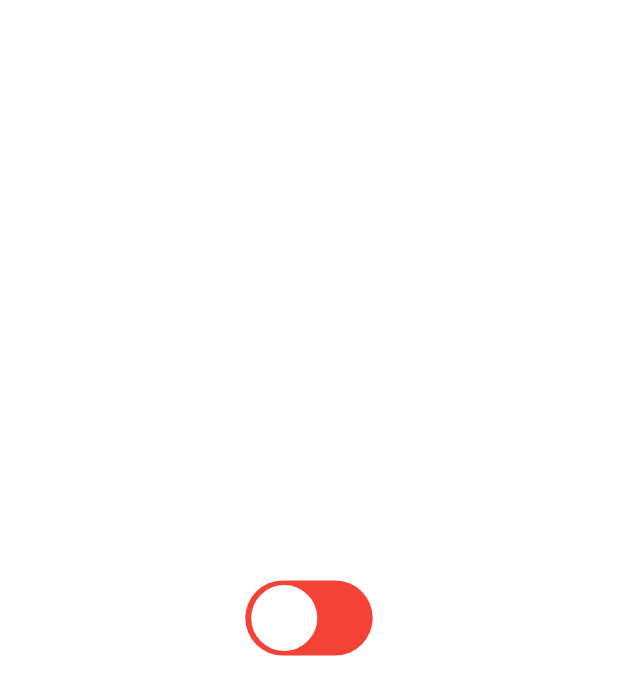
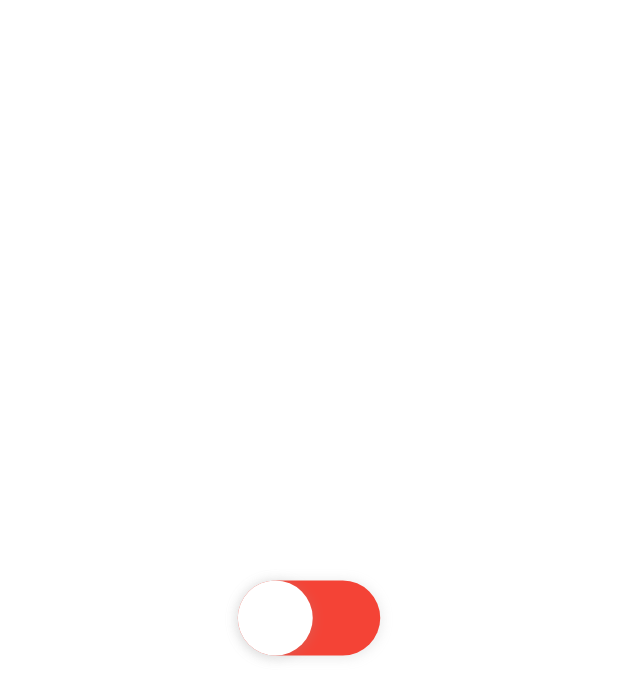
Before and after one commit to esentis/load_switch, a Flutter app: the screen it shows after launch, on a phone screen of 412 x 824 dp. Shown: the top 700 px of the screen. Run offline on Flutter 3.47's test engine with Material 2 defaults, Android fonts, the phone set to English and light mode, and no system bars.

Commit message:
♻️ ✨ Refactors & improves code

```diff
--- a/lib/load_switch.dart
+++ b/lib/load_switch.dart
@@ -8,32 +8,23 @@ class LoadSwitch extends StatefulWidget {
     required this.future,
     required this.onChange,
     required this.onTap,
-    this.width = 85,
+    this.width = 95,
     this.height = 50,
-    this.spinColor = Colors.blue,
-    this.spinStrokeWidth = 8,
-    this.falseColor = Colors.red,
-    this.trueColor = Colors.green,
-    this.neutralColor = Colors.grey,
-    this.thumbColorLoading = Colors.white,
-    this.thumbColorFalse = Colors.white,
-    this.thumbColorTrue = Colors.white,
-    this.thumbPadding = 2,
-    this.thumbBorderColor = Colors.white,
-    this.thumbBorderWidth = 1,
-    this.borderColor = Colors.transparent,
-    this.loadingBlurColor = Colors.grey,
-    this.loadingHasBlur = false,
-    this.loadingBlurRadius = 5,
-    this.loadingSpreadRadius = 5,
+    this.spinColor,
+    this.spinStrokeWidth = 2,
+    this.animationDuration,
+    this.thumbDecoration,
+    this.switchDecoration,
+    this.curveIn,
+    this.curveOut,
     Key? key,
   })  : assert(width >= height, "Width can't be less than the height."),
         super(key: key);
 
-  /// The width of the switch. Must be greater or equal to height.
+  /// The width of the switch. Must be greater or equal to height. Defaults to 95.
   final double width;
 
-  /// The height of the switch. Must be less or equal to width.
+  /// The height of the switch. Must be less or equal to width. Defaults to 50.
   final double height;
 
   /// The main [Future] with [bool] return type, which triggers when tapping the switch.
@@ -45,46 +36,7 @@ class LoadSwitch extends StatefulWidget {
   final double spinStrokeWidth;
 
   /// The color of the loading spinner.
-  final Color spinColor;
-
-  /// The background color of the switch on true state.
-  final Color trueColor;
-
-  /// The background color of the switch on false state.
-  final Color falseColor;
-
-  /// The thumb color of the switch when loading.
-  final Color thumbColorLoading;
-
-  /// The thumb color of the switch when on true state.
-  final Color thumbColorTrue;
-
-  /// The thumb color of the switch when on false state.
-  final Color thumbColorFalse;
-
-  /// The border color of the thumb.
-  final Color thumbBorderColor;
-
-  /// The width of thumb's border if border is present.
-  final double thumbBorderWidth;
-
-  /// The vertical padding of the thumb on idle state (true or false).
-  final double thumbPadding;
-
-  /// The blur color when loading if [loadingHasBlur].
-  final Color loadingBlurColor;
-
-  /// The blur radius if [loadingHasBlur].
-  final double loadingBlurRadius;
-
-  /// The spread radius if [loadingHasBlur].
-  final double loadingSpreadRadius;
-
-  /// The border color of the switch.
-  final Color borderColor;
-
-  /// The neutral color showing when the switch is loading. Defaults to Colors.grey[400].
-  final Color neutralColor;
+  final Color Function(bool value)? spinColor;
 
   /// The callback when [future] has finished loading. Returns the response [bool] of the [future].
   final Function(bool) onChange;
@@ -95,133 +47,122 @@ class LoadSwitch extends StatefulWidget {
   /// Current value of the switch.
   final bool value;
 
-  /// Whether to add a blur effect when loading.
-  final bool loadingHasBlur;
+  /// The duration of the switch animation. Defaults to 250ms.
+  final Duration? animationDuration;
+
+  /// The curve of the switch animation when going in loading state.
+  final Curve? curveIn;
+
+  /// The curve of the switch animation when going out loading state.
+  final Curve? curveOut;
+
+  /// The decoration of the thumb.
+  final Decoration Function(bool value)? switchDecoration;
+
+  /// The decoration of the thumb.
+  final Decoration Function(bool value)? thumbDecoration;
 
   @override
   State<LoadSwitch> createState() => _LoadSwitchState();
 }
 
 class _LoadSwitchState extends State<LoadSwitch> {
-  bool loading = false;
-  late bool value;
+  bool _loading = false;
+  bool _value = false;
 
-  late double currentWidth;
-  late double maxWidth;
-  late double minHeight;
   @override
   void initState() {
     super.initState();
-    value = widget.value;
-    minHeight = widget.height;
-    maxWidth = widget.width;
-    currentWidth = loading ? minHeight : maxWidth;
+    _value = widget.value;
+  }
+
+  Future<void> _handleToggle() async {
+    setState(() {
+      _loading = true;
+    });
+
+    _value = await widget.future.call();
+
+    setState(() {
+      _loading = false;
+    });
+
+    widget.onTap(_value);
   }
 
   @override
   Widget build(BuildContext context) {
+    final switchSize = widget.height;
+    final collapsedWidth = switchSize;
+    final expandedWidth = widget.width;
+    final curve = _loading
+        ? widget.curveIn ?? Curves.easeIn
+        : widget.curveOut ?? Curves.easeInOut;
+
     return GestureDetector(
-      onTap: loading
-          ? null
-          : () async {
-              widget.onTap(value);
-              currentWidth = minHeight;
-              loading = true;
-              // Toggling loading.
-              setState(() {});
-              // Waiting for the user's future to complete.
-              value = await widget.future.call();
-              currentWidth = maxWidth;
-              loading = false;
-              widget.onChange(value);
-              setState(() {});
-            },
+      onTap: _loading ? null : _handleToggle,
       child: AnimatedContainer(
-        width: currentWidth,
-        duration: const Duration(milliseconds: 250),
-        curve: Curves.easeInOutSine,
-        constraints: BoxConstraints(
-          maxWidth: maxWidth,
-          maxHeight: widget.height,
+        width: _loading ? collapsedWidth : expandedWidth,
+        height: switchSize,
+        duration: widget.animationDuration ?? const Duration(milliseconds: 250),
+        curve: curve,
+        decoration: widget.switchDecoration != null
+            ? widget.switchDecoration!(_value)
+            : BoxDecoration(
+                color: _value ? Colors.green : Colors.red,
+                borderRadius: BorderRadius.circular(switchSize / 2),
+                boxShadow: [
+                  BoxShadow(
+                    color: Colors.grey.withOpacity(0.2),
+                    blurRadius: 5,
+                    spreadRadius: 1,
+                    offset: const Offset(0, 1),
                   ),
-        decoration: BoxDecoration(
-          color: loading
-              ? widget.neutralColor
-              : value
-                  ? widget.trueColor
-                  : widget.falseColor,
-          borderRadius: BorderRadius.circular(360),
-          border: Border.all(
-            color: widget.borderColor,
-          ),
-          boxShadow: [
-            if (widget.loadingHasBlur)
-              BoxShadow(
-                blurRadius: loading ? widget.loadingBlurRadius : 0,
-                spreadRadius: loading ? widget.loadingSpreadRadius : 0,
-                color: widget.loadingBlurColor,
-                blurStyle: BlurStyle.normal,
-              )
                 ],
               ),
-        child: Center(
-          child: AnimatedAlign(
-            duration: Duration(milliseconds: loading ? 450 : 150),
-            curve: Curves.easeInOutSine,
-            alignment: loading
+        child: Stack(
+          children: [
+            AnimatedAlign(
+              alignment: _loading
                   ? Alignment.center
-                : value
+                  : _value
                       ? Alignment.centerRight
                       : Alignment.centerLeft,
-            child: AnimatedPadding(
-              duration: Duration(milliseconds: loading ? 450 : 150),
-              curve: Curves.easeInOut,
-              padding: EdgeInsets.symmetric(
-                vertical: loading ? 4 : widget.thumbPadding,
-                horizontal: loading ? 4 : 0,
+              duration:
+                  widget.animationDuration ?? const Duration(milliseconds: 250),
+              curve: curve,
+              child: Container(
+                width: switchSize,
+                height: switchSize,
+                decoration: widget.thumbDecoration != null
+                    ? widget.thumbDecoration!(_value)
+                    : BoxDecoration(
+                        color: Colors.white,
+                        shape: BoxShape.circle,
+                        boxShadow: [
+                          BoxShadow(
+                            color: Colors.grey.withOpacity(0.2),
+                            blurRadius: 5,
+                            spreadRadius: 1,
+                            offset: const Offset(0, 1),
                           ),
-              child: SizedBox(
-                width: widget.height,
-                child: Stack(
-                  children: [
-                    if (loading)
-                      Center(
-                        child: SizedBox(
-                          width: widget.height,
-                          height: widget.height,
-                          child: CircularProgressIndicator(
+                        ],
+                      ),
+                child: _loading
+                    ? CircularProgressIndicator(
                         strokeWidth: widget.spinStrokeWidth,
-                            color: widget.spinColor,
+                        valueColor: AlwaysStoppedAnimation<Color>(
+                          widget.spinColor != null
+                              ? widget.spinColor!(_value)
+                              : Colors.blue,
                         ),
-                        ),
-                      ),
-                    Center(
-                      child: AnimatedContainer(
-                        duration: const Duration(milliseconds: 550),
-                        curve: Curves.easeInOutSine,
-                        width: widget.height,
-                        height: widget.height,
-                        decoration: BoxDecoration(
-                          color: loading
-                              ? widget.thumbColorLoading
-                              : value
-                                  ? widget.thumbColorTrue
-                                  : widget.thumbColorFalse,
-                          shape: BoxShape.circle,
-                          border: Border.all(
-                            color: widget.thumbBorderColor,
-                            width: widget.thumbBorderWidth,
-                          ),
-                        ),
+                      )
+                    : null,
               ),
             ),
           ],
         ),
       ),
-            ),
-          ),
-        ),
-      ),
     );
   }
 }
```
Lines whose indentation alone changed are shown as unchanged.
